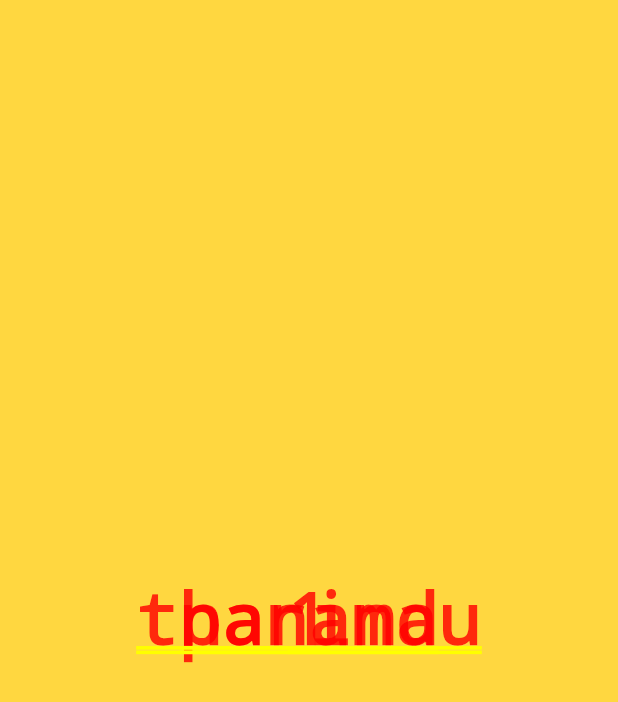
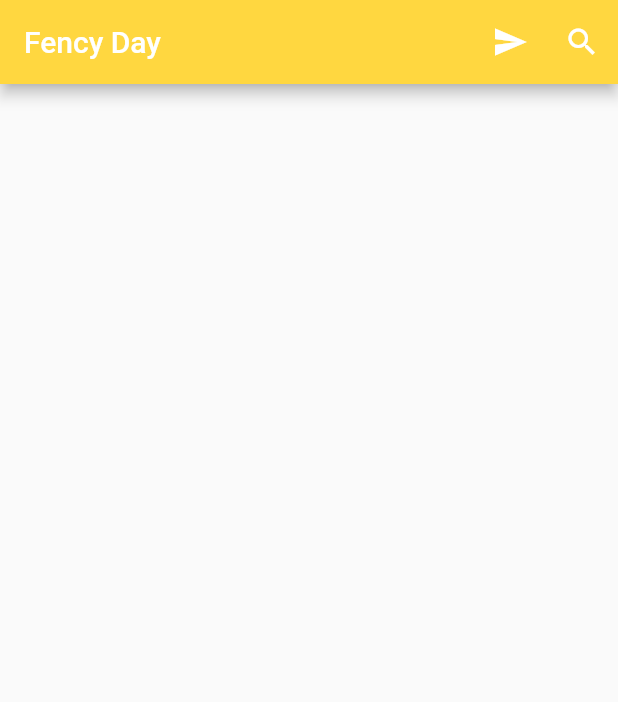
Before and after one commit to tharindu97/Flutter, a Flutter app: the screen it shows after launch, on a phone screen of 412 x 824 dp. Shown: the top 702 px of the screen. Run offline on Flutter 3.47's test engine with Material 2 defaults, Android fonts, the phone set to English and light mode, and no system bars.

Commit message:
13_080 Scaffold Widget and the AppBar Toolbar and Responding to Tap

```diff
--- a/step1/lib/ui/home.dart
+++ b/step1/lib/ui/home.dart
@@ -1,10 +1,31 @@
 import 'package:flutter/material.dart';
 
 class Home extends StatelessWidget{
+
+  void _onPress(){
+          print("search Tapped");
+        }
   @override
   Widget build(BuildContext context) {
     // TODO: implement build
-    return new Container(
+    return new Scaffold(
+      appBar: new AppBar(
+        backgroundColor: Colors.amberAccent,
+        title: new Text("Fency Day"),
+        actions: <Widget>[
+          new IconButton(
+            icon: new Icon(Icons.send),
+            onPressed: () => debugPrint("Icon Tapped"),
+          ),
+          new IconButton(
+            icon: new Icon(Icons.search),
+            onPressed: _onPress,
+          )
+        ],
+      ),
+    );
+    /*
+    new Container(
       color: Colors.amberAccent,
       alignment: Alignment.center,
 
@@ -16,7 +37,7 @@ class Home extends StatelessWidget{
           const Text("tharindu"),
           const Text("1")
         ],
-      ),
+      ),*/
 
      /* child: new Row(
         mainAxisAlignment: MainAxisAlignment.center,
@@ -63,7 +84,7 @@ class Home extends StatelessWidget{
           )
         ],
       ),*/
-    );
+
   }
 
 }
```
